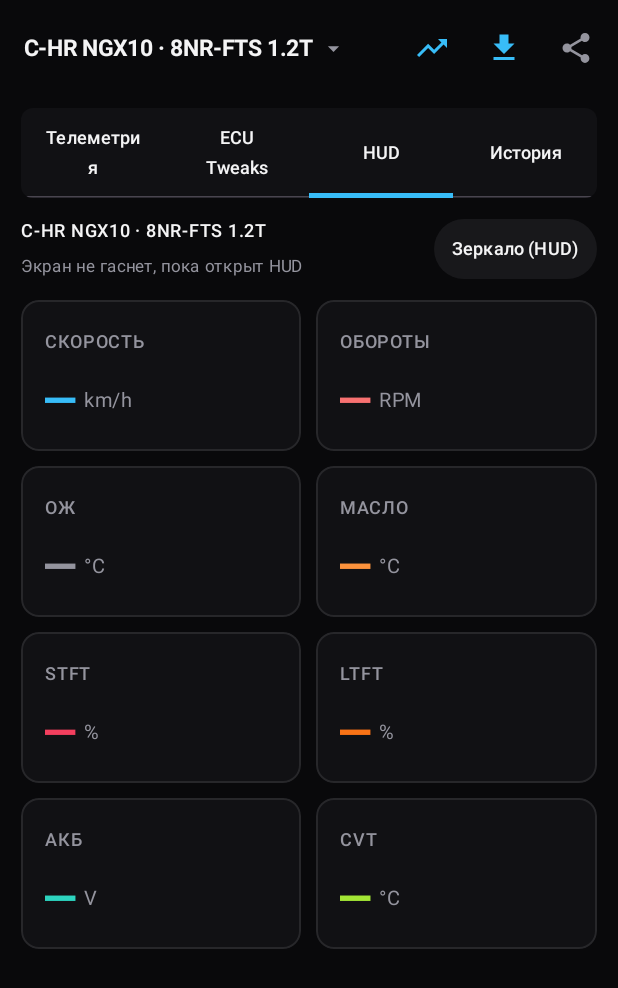
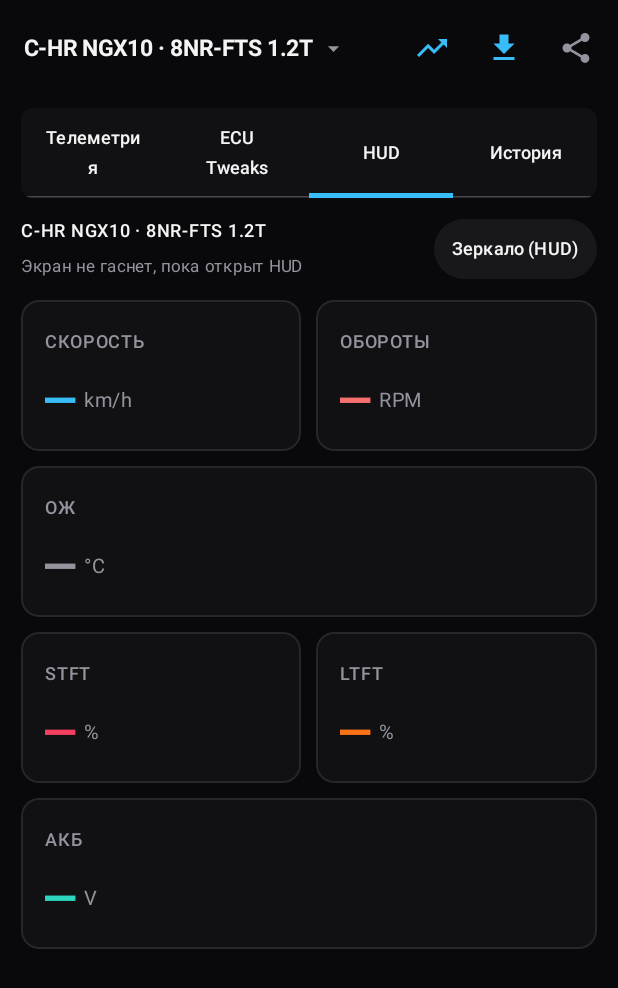
Before and after one commit to alexqem/chrtweaker, an Android app built with Jetpack Compose: the screen it shows after launch (MainActivity), tab 3 chosen, on a phone screen of 412 x 824 dp. Shown: the top 988 px of the screen. Run offline under Robolectric (Android 15) with nearby library versions, the phone set to English and light mode, and no system bars; our stand-ins replace Room's generated code; 3 statements that could not run were skipped.

Commit message:
Add 7C0/700/7D2 capability probing, cluster reverse beep tweak, and hide unsupported cards/charts

```diff
--- a/android/app/src/main/assets/profiles.json
+++ b/android/app/src/main/assets/profiles.json
@@ -46,6 +46,7 @@
       "short": "Toyota · 1.8 Hybrid 2ZR-FXE",
       "verified": false,
       "cvt_probe": true,
+      "hybrid_probe": true,
       "cold_start_analysis": false,
       "vin_prefixes": ["ZYX10", "ZYX11", "ZVW30", "ZVW50", "ZWE21"],
       "calid_prefixes": ["8966347"],
--- a/android/app/src/main/java/com/alexqem/chr/core/model/VehicleProfile.kt
+++ b/android/app/src/main/java/com/alexqem/chr/core/model/VehicleProfile.kt
@@ -13,6 +13,7 @@ data class VehicleProfile(
     val verified: Boolean,
     val cvtProbe: Boolean,
     val coldStartAnalysis: Boolean,
+    val hybridProbe: Boolean = false,
     val vinPrefixes: List<String> = emptyList(),
     val calIdPrefixes: List<String> = emptyList(),
     val idleMinRpm: Double = VehicleConstants.IDLE_RPM_MIN,
@@ -36,6 +37,7 @@ object VehicleProfileRegistry {
         @SerializedName("short") val shortLabel: String,
         @SerializedName("verified") val verified: Boolean = false,
         @SerializedName("cvt_probe") val cvtProbe: Boolean = true,
+        @SerializedName("hybrid_probe") val hybridProbe: Boolean = false,
         @SerializedName("cold_start_analysis") val coldStartAnalysis: Boolean = true,
         @SerializedName("vin_prefixes") val vinPrefixes: List<String> = emptyList(),
         @SerializedName("calid_prefixes") val calIdPrefixes: List<String> = emptyList(),
@@ -134,6 +136,7 @@ object VehicleProfileRegistry {
                 verified = item.verified,
                 cvtProbe = item.cvtProbe,
                 coldStartAnalysis = item.coldStartAnalysis,
+                hybridProbe = item.hybridProbe,
                 vinPrefixes = item.vinPrefixes,
                 calIdPrefixes = item.calIdPrefixes,
                 idleMinRpm = idle.first,
--- a/android/app/src/main/java/com/alexqem/chr/ui/DashboardScreen.kt
+++ b/android/app/src/main/java/com/alexqem/chr/ui/DashboardScreen.kt
@@ -165,7 +165,7 @@ fun DashboardScreen(
                     onShareSession = { session -> viewModel.shareSessionBundle(session, onShareCsv) }
                 )
             } else if (activeTab == 2) {
-                HudTab(state = state, profile = activeProfile)
+                HudTab(state = state, profile = activeProfile, history = sampleHistory)
             } else if (activeTab == 1) {
                 EcuTweaksTab(
                     isVLinker = viewModel.isVLinkerConnected(),
@@ -183,7 +183,28 @@ fun DashboardScreen(
             Spacer(modifier = Modifier.height(14.dp))
 
             // 2-Column Telemetry Grid
-            TelemetryCardsGrid(state, activeProfile)
+            TelemetryCardsGrid(state, activeProfile, sampleHistory)
+
+            if (state.capabilityLog.isNotEmpty()) {
+                Spacer(modifier = Modifier.height(10.dp))
+                Column(
+                    modifier = Modifier
+                        .fillMaxWidth()
+                        .clip(RoundedCornerShape(8.dp))
+                        .background(CardBg)
+                        .border(1.dp, BorderLine, RoundedCornerShape(8.dp))
+                        .padding(10.dp)
+                ) {
+                    Text("ECU Probe Log", fontSize = 11.sp, fontWeight = FontWeight.SemiBold, color = TextSecondary)
+                    Spacer(modifier = Modifier.height(4.dp))
+                    Text(
+                        text = state.capabilityLog.joinToString("\n"),
+                        fontSize = 10.sp,
+                        fontFamily = FontFamily.Monospace,
+                        color = TextPrimary
+                    )
+                }
+            }
 
             Spacer(modifier = Modifier.height(18.dp))
 
@@ -493,8 +514,10 @@ fun EcuTweaksTab(
 }
 
 @Composable
-fun HudTab(state: LiveSessionState, profile: VehicleProfile) {
+fun HudTab(state: LiveSessionState, profile: VehicleProfile, history: List<SensorSample>) {
     val s = state.lastSample
+    val hasOil = s?.oilTemp != null || history.any { it.oilTemp != null }
+    val hasCvt = profile.cvtProbe && (s?.cvtTemp != null || history.any { it.cvtTemp != null })
     var isMirrored by androidx.compose.runtime.saveable.rememberSaveable { mutableStateOf(false) }
     val view = androidx.compose.ui.platform.LocalView.current
     DisposableEffect(view) {
@@ -545,7 +568,9 @@ fun HudTab(state: LiveSessionState, profile: VehicleProfile) {
             }
             Row(modifier = Modifier.fillMaxWidth(), horizontalArrangement = Arrangement.spacedBy(10.dp)) {
                 HudGaugeCard(stringResource(R.string.hud_coolant), fmt(s?.coolant, 1), "°C", coolantColor, Modifier.weight(1f))
+                if (hasOil) {
                     HudGaugeCard(stringResource(R.string.hud_oil), fmt(s?.oilTemp, 1), "°C", OilAmber, Modifier.weight(1f))
+                }
             }
             Row(modifier = Modifier.fillMaxWidth(), horizontalArrangement = Arrangement.spacedBy(10.dp)) {
                 HudGaugeCard("STFT", fmt(s?.stft, 1), "%", StftRose, Modifier.weight(1f))
@@ -553,13 +578,9 @@ fun HudTab(state: LiveSessionState, profile: VehicleProfile) {
             }
             Row(modifier = Modifier.fillMaxWidth(), horizontalArrangement = Arrangement.spacedBy(10.dp)) {
                 HudGaugeCard(stringResource(R.string.hud_voltage), fmt(s?.voltage, 2), "V", VoltTeal, Modifier.weight(1f))
-                HudGaugeCard(
-                    "CVT",
-                    if (profile.cvtProbe) fmt(s?.cvtTemp, 1) else "N/A",
-                    if (profile.cvtProbe) "°C" else "",
-                    CatLime,
-                    Modifier.weight(1f)
-                )
+                if (hasCvt) {
+                    HudGaugeCard("CVT", fmt(s?.cvtTemp, 1), "°C", CatLime, Modifier.weight(1f))
+                }
             }
         }
         Spacer(modifier = Modifier.height(24.dp))
@@ -627,8 +648,10 @@ fun SessionHeaderPills(state: LiveSessionState) {
 }
 
 @Composable
-fun TelemetryCardsGrid(state: LiveSessionState, profile: VehicleProfile) {
+fun TelemetryCardsGrid(state: LiveSessionState, profile: VehicleProfile, history: List<SensorSample>) {
     val sample = state.lastSample
+    val hasOil = sample?.oilTemp != null || history.any { it.oilTemp != null }
+    val hasCatalyst = sample?.catalyst != null || history.any { it.catalyst != null }
 
     Column(verticalArrangement = Arrangement.spacedBy(10.dp)) {
         Row(horizontalArrangement = Arrangement.spacedBy(10.dp)) {
@@ -670,7 +693,8 @@ fun TelemetryCardsGrid(state: LiveSessionState, profile: VehicleProfile) {
                 highlightColor = WarnAmber,
                 icon = Icons.Default.ElectricCar
             )
-            // Oil Temp
+            // Oil Temp (shown only when supported / answered)
+            if (hasOil) {
                 StatCard(
                     modifier = Modifier.weight(1f),
                     title = stringResource(R.string.card_oil_title),
@@ -680,6 +704,7 @@ fun TelemetryCardsGrid(state: LiveSessionState, profile: VehicleProfile) {
                     highlight = false,
                     icon = Icons.Default.OilBarrel
                 )
+            }
         }
 
         Row(horizontalArrangement = Arrangement.spacedBy(10.dp)) {
@@ -700,7 +725,8 @@ fun TelemetryCardsGrid(state: LiveSessionState, profile: VehicleProfile) {
                 highlightColor = OkGreen,
                 icon = Icons.Default.Loop
             )
-            // Catalyst
+            // Catalyst (shown only when supported / answered)
+            if (hasCatalyst) {
                 StatCard(
                     modifier = Modifier.weight(1f),
                     title = stringResource(R.string.card_catalyst_title),
@@ -710,6 +736,7 @@ fun TelemetryCardsGrid(state: LiveSessionState, profile: VehicleProfile) {
                     highlight = false,
                     icon = Icons.Default.LocalFireDepartment
                 )
+            }
         }
 
         Row(horizontalArrangement = Arrangement.spacedBy(10.dp)) {
--- a/android/app/src/main/java/com/alexqem/chr/ui/TelemetryCharts.kt
+++ b/android/app/src/main/java/com/alexqem/chr/ui/TelemetryCharts.kt
@@ -46,38 +46,39 @@ fun TelemetryChartsSection(history: List<SensorSample>) {
             modifier = Modifier.padding(top = 6.dp)
         )
 
-        TelemetryChartCard(
-            title = "Temperatures (°C)",
-            series = listOf(
+        val tempSeries = listOf(
             ChartSeries("Coolant", CoolantBlue, history.map { it.coolant }),
             ChartSeries("Oil", OilAmber, history.map { it.oilTemp }),
-                ChartSeries("IAT", IatGreen, history.map { it.iat })
-            )
-        )
+            ChartSeries("IAT", IatGreen, history.map { it.iat }),
+            ChartSeries("CVT", CatLime, history.map { it.cvtTemp })
+        ).filter { s -> s.values.any { it != null } }
+        if (tempSeries.isNotEmpty()) {
+            TelemetryChartCard(title = "Temperatures (°C)", series = tempSeries)
+        }
 
-        TelemetryChartCard(
-            title = "Engine Load (RPM / MAF)",
-            series = listOf(
+        val loadSeries = listOf(
             ChartSeries("RPM", RpmRed, history.map { it.rpm }),
             ChartSeries("MAF×100", MafBlue, history.map { it.maf?.times(100.0) })
-            )
-        )
+        ).filter { s -> s.values.any { it != null } }
+        if (loadSeries.isNotEmpty()) {
+            TelemetryChartCard(title = "Engine Load (RPM / MAF)", series = loadSeries)
+        }
 
-        TelemetryChartCard(
-            title = "Fuel Trims (%)",
-            series = listOf(
+        val trimSeries = listOf(
             ChartSeries("STFT", StftRose, history.map { it.stft }),
             ChartSeries("LTFT", LtftOrange, history.map { it.ltft })
-            )
-        )
+        ).filter { s -> s.values.any { it != null } }
+        if (trimSeries.isNotEmpty()) {
+            TelemetryChartCard(title = "Fuel Trims (%)", series = trimSeries)
+        }
 
-        TelemetryChartCard(
-            title = "Catalyst (°C) & Battery (V×20)",
-            series = listOf(
+        val catVoltSeries = listOf(
             ChartSeries("Cat", CatLime, history.map { it.catalyst }),
             ChartSeries("Volt×20", VoltTeal, history.map { it.voltage?.times(20.0) })
-            )
-        )
+        ).filter { s -> s.values.any { it != null } }
+        if (catVoltSeries.isNotEmpty()) {
+            TelemetryChartCard(title = "Catalyst (°C) & Battery (V×20)", series = catVoltSeries)
+        }
     }
 }
 
```
Also changed, not shown: android/app/src/main/assets/tweaks.json (+14 -0 lines), android/app/src/main/java/com/alexqem/chr/core/elm/ElmProtocol.kt (+65 -0 lines), android/app/src/main/java/com/alexqem/chr/service/ObdLoggingService.kt (+14 -2 lines), 5 other files. Lines whose indentation alone changed are shown as unchanged.
